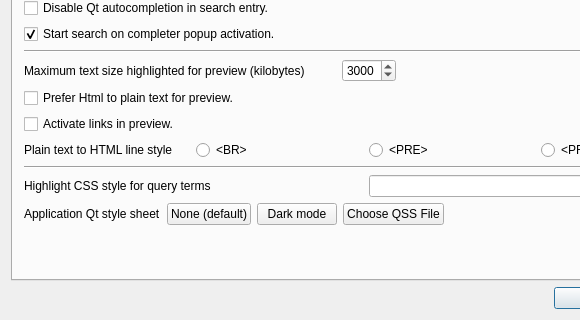
alberti42/recoll-macos, file src/qtgui/uiprefs.ui: the form before one commit; both pictures show x 0 to 580 and y 364 to 684 of the 731 by 684 pixel window.
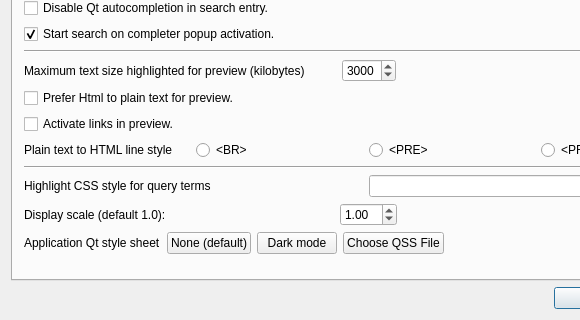
The form after the commit.

Diff of the .ui file:
```diff
--- a/src/qtgui/uiprefs.ui
+++ b/src/qtgui/uiprefs.ui
@@ -544,6 +544,52 @@
          </item>
         </layout>
        </item>
+         <item>
+          <layout class="QHBoxLayout" stretch="0,0,1">
+           <item>
+            <widget class="QLabel" name="wuiscaleLBL">
+             <property name="sizePolicy">
+              <sizepolicy hsizetype="Preferred" vsizetype="Preferred">
+               <horstretch>1</horstretch>
+               <verstretch>0</verstretch>
+              </sizepolicy>
+             </property>
+             <property name="toolTip">
+              <string>Zoom factor for the user interface. Useful if the default is not right for your screen resolution.</string>
+             </property>
+             <property name="text">
+              <string>Display scale (default 1.0):</string>
+             </property>
+             <property name="wordWrap">
+              <bool>false</bool>
+             </property>
+            </widget>
+           </item>
+           <item>
+            <widget class="QDoubleSpinBox" name="wholeuiscaleSB">
+             <property name="singleStep">
+              <double>0.100000000000000</double>
+             </property>
+             <property name="value">
+              <double>1.000000000000000</double>
+             </property>
+            </widget>
+           </item>
+           <item>
+            <spacer name="wholeuiscaleHSPC">
+             <property name="orientation">
+              <enum>Qt::Horizontal</enum>
+             </property>
+             <property name="sizeHint" stdset="0">
+              <size>
+               <width>40</width>
+               <height>20</height>
+              </size>
+             </property>
+            </spacer>
+           </item>
+          </layout>
+         </item>
        <item>
         <layout class="QHBoxLayout">
          <item>
```
